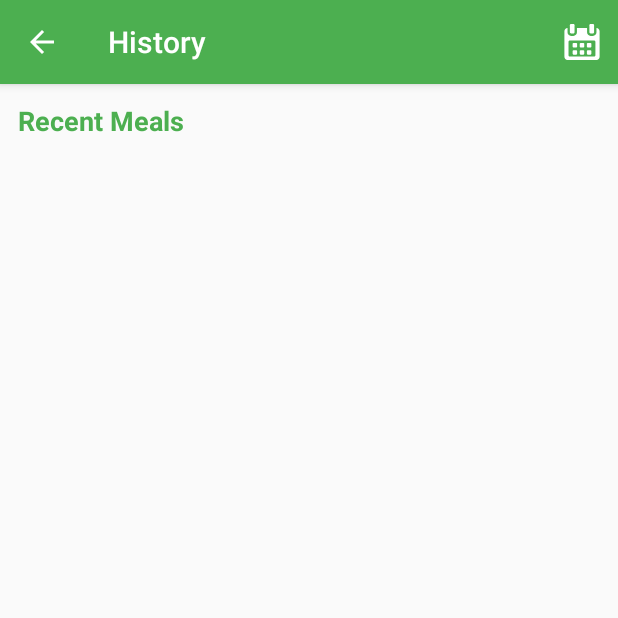
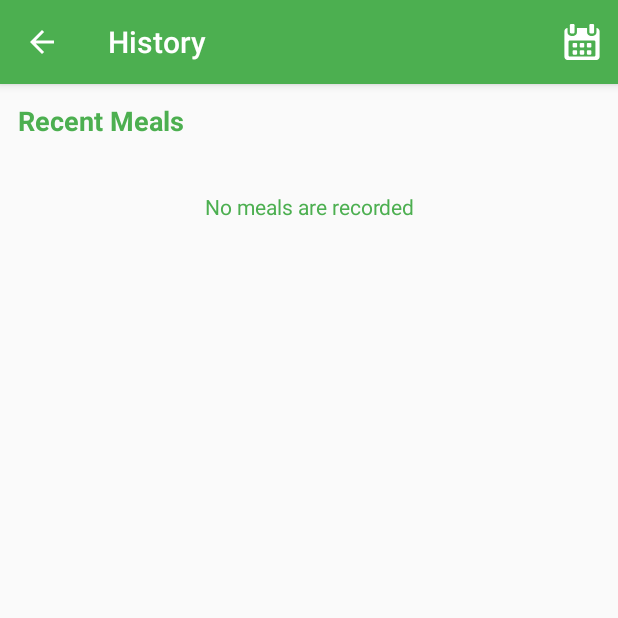
Before and after one commit to Fulmen545/Capstone-Project, an Android app: the HistoryActivity screen opened directly, with no data from a screen before it, on a phone screen of 412 x 824 dp, the top half of it. Run offline under Robolectric (Android 15) with nearby library versions, the phone set to English and light mode, and no system bars; our stand-ins replace ButterKnife; 3 statements that could not run were skipped.

Commit message:
Empty history bug fixed Added color to Settings

```diff
--- a/app/src/main/java/com/riso/android/mealtracker/HistoryActivity.java
+++ b/app/src/main/java/com/riso/android/mealtracker/HistoryActivity.java
@@ -9,7 +9,9 @@ import android.support.v7.widget.RecyclerView;
 import android.view.Menu;
 import android.view.MenuInflater;
 import android.view.MenuItem;
+import android.view.View;
 import android.widget.DatePicker;
+import android.widget.TextView;
 
 import com.riso.android.mealtracker.data.DatabaseQuery;
 import com.riso.android.mealtracker.data.DbColumns;
@@ -29,6 +31,8 @@ public class HistoryActivity extends AppCompatActivity {
     private MealAdapter mMeakAdapter;
     @BindView(R.id.rv_meals)
     RecyclerView mRecipeNamesList;
+    @BindView(R.id.no_meal_tv)
+    TextView no_meal_tv;
 
     @Override
     protected void onCreate(Bundle savedInstanceState) {
@@ -40,11 +44,20 @@ public class HistoryActivity extends AppCompatActivity {
         user = selectUser();
         getColor();
         getStoredMeals();
-        mMeakAdapter = new MealAdapter(mealsStored);
+        no_meal_tv = findViewById(R.id.no_meal_tv);
         mRecipeNamesList = findViewById(R.id.rv_meals);
         LinearLayoutManager layoutManager = new LinearLayoutManager(this);
         mRecipeNamesList.setLayoutManager(layoutManager);
-        mRecipeNamesList.setAdapter(mMeakAdapter);
+        if (mealsStored == null){
+            mRecipeNamesList.setVisibility(View.GONE);
+            no_meal_tv.setVisibility(View.VISIBLE);
+            no_meal_tv.setText(R.string.no_meals);
+        } else {
+            mRecipeNamesList.setVisibility(View.VISIBLE);
+            no_meal_tv.setVisibility(View.GONE);
+            mMeakAdapter = new MealAdapter(mealsStored);
+            mRecipeNamesList.setAdapter(mMeakAdapter);
+        }
     }
 
     @Override
@@ -67,8 +80,17 @@ public class HistoryActivity extends AppCompatActivity {
                                 // set day of month , month and year value in the edit text
                                 DatabaseQuery dbquery = new DatabaseQuery(HistoryActivity.this);
                                 mealsStored=dbquery.getStoredMeals(dayOfMonth + "/" + (monthOfYear + 1) + "/" + year);
-                                mMeakAdapter = new MealAdapter(mealsStored);
-                                mRecipeNamesList.setAdapter(mMeakAdapter);
+                                if (mealsStored == null){
+                                    mRecipeNamesList.setVisibility(View.GONE);
+                                    no_meal_tv.setVisibility(View.VISIBLE);
+                                    no_meal_tv.setText("No meals are recorded for day \n"+ dayOfMonth + "/" + (monthOfYear + 1) + "/" + year);
+                                } else {
+                                    mRecipeNamesList.setVisibility(View.VISIBLE);
+                                    no_meal_tv.setVisibility(View.GONE);
+                                    mMeakAdapter = new MealAdapter(mealsStored);
+                                    mRecipeNamesList.setAdapter(mMeakAdapter);
+                                }
+
 //                                editDate.setHint("");
 //                                editDate.setText(dayOfMonth + "/"
 //                                        + (monthOfYear + 1) + "/" + year);
--- a/app/src/main/res/layout/activity_history.xml
+++ b/app/src/main/res/layout/activity_history.xml
@@ -25,4 +25,18 @@
         android:paddingBottom="60dp"
         app:layout_constraintTop_toBottomOf="@+id/textView2"
         tools:text="@string/history" />
+
+    <TextView
+        android:id="@+id/no_meal_tv"
+        android:layout_width="297dp"
+        android:layout_height="66dp"
+        android:layout_marginEnd="8dp"
+        android:layout_marginStart="8dp"
+        android:text="TextView"
+        android:visibility="gone"
+        android:gravity="center"
+        app:layout_constraintEnd_toEndOf="parent"
+        app:layout_constraintStart_toStartOf="parent"
+        app:layout_constraintTop_toBottomOf="@+id/rv_meals" />
+
 </android.support.constraint.ConstraintLayout>
--- a/app/src/main/res/values/strings.xml
+++ b/app/src/main/res/values/strings.xml
@@ -37,6 +37,7 @@
     <string name="recentMeals">Recent Meals</string>
     <string name="title_activity_history">History</string>
     <string name="icon_calendar">Calendar</string>
+    <string name="no_meals">No meals are recorded</string>
 
 
 
```
Also changed, not shown: app/src/main/java/com/riso/android/mealtracker/SettingsActivity.java (+23 -13 lines), app/src/main/java/com/riso/android/mealtracker/data/DatabaseQuery.java (+9 -0 lines), app/src/main/java/com/riso/android/mealtracker/util/MealAdapter.java (+20 -12 lines).
